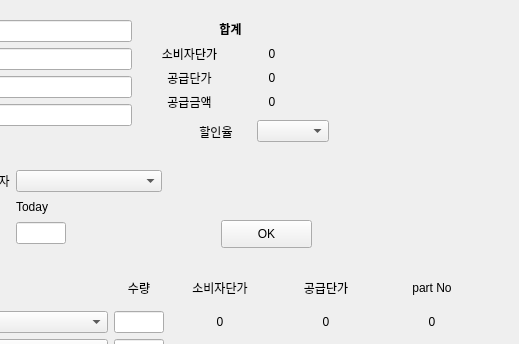
Above: external/estimate/main_windows.ui from weed700/study_repo before the change; both pictures show x 429 to 948 and y 0 to 344 of the 948 by 677 pixel window. Below: the same form after it.
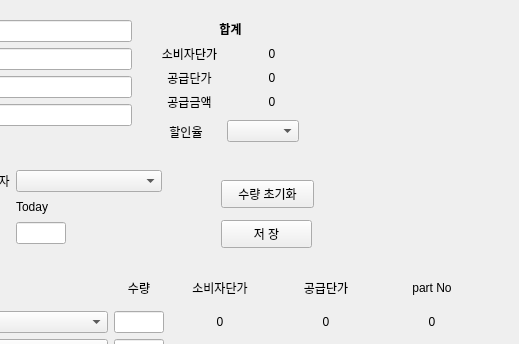
That is the form after the change.

Commit message: 리스트 수정

What changed in the file:
```diff
--- a/external/estimate/main_windows.ui
+++ b/external/estimate/main_windows.ui
@@ -97,7 +97,7 @@
      </rect>
     </property>
     <property name="text">
-     <string>OK</string>
+     <string>저 장</string>
     </property>
    </widget>
    <widget class="QWidget" name="formLayoutWidget_2">
@@ -273,7 +273,7 @@
    <widget class="QWidget" name="horizontalLayoutWidget">
     <property name="geometry">
      <rect>
-      <x>610</x>
+      <x>580</x>
       <y>120</y>
       <width>148</width>
       <height>23</height>
@@ -1478,6 +1478,19 @@
      </item>
     </layout>
    </widget>
+   <widget class="QPushButton" name="count_init">
+    <property name="geometry">
+     <rect>
+      <x>650</x>
+      <y>180</y>
+      <width>93</width>
+      <height>28</height>
+     </rect>
+    </property>
+    <property name="text">
+     <string>수량 초기화</string>
+    </property>
+   </widget>
   </widget>
   <widget class="QStatusBar" name="statusbar"/>
  </widget>
```
Left out of the diff: 94 changed lines with no effect on the pictures. The commit also changes 2 other files.
